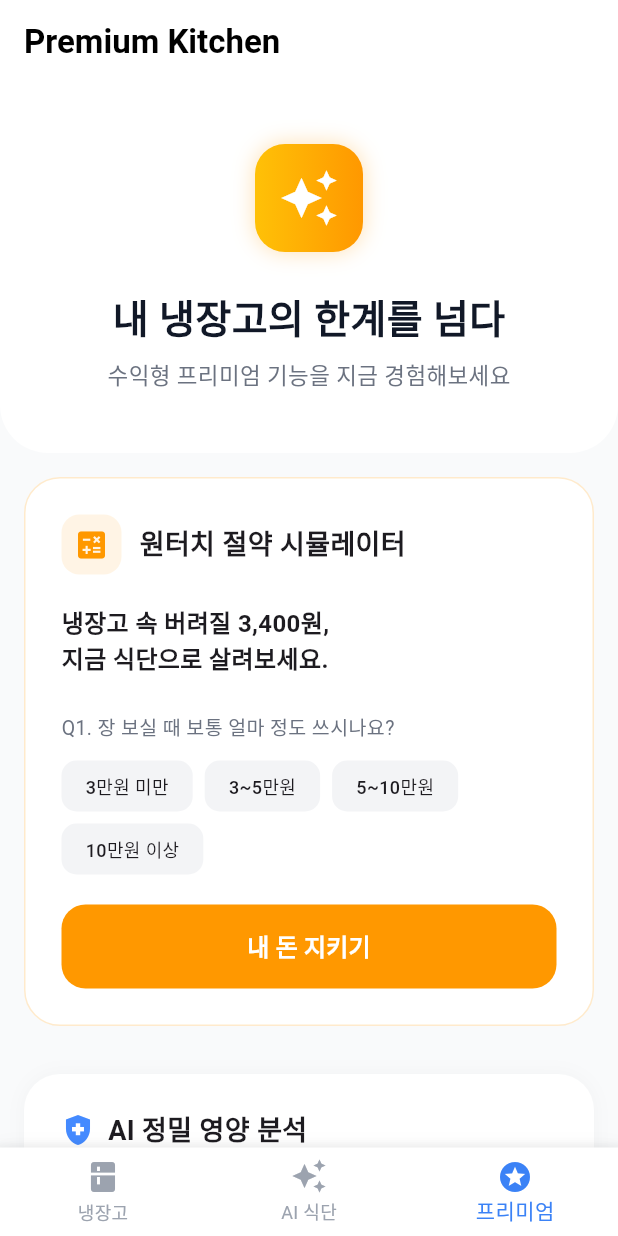
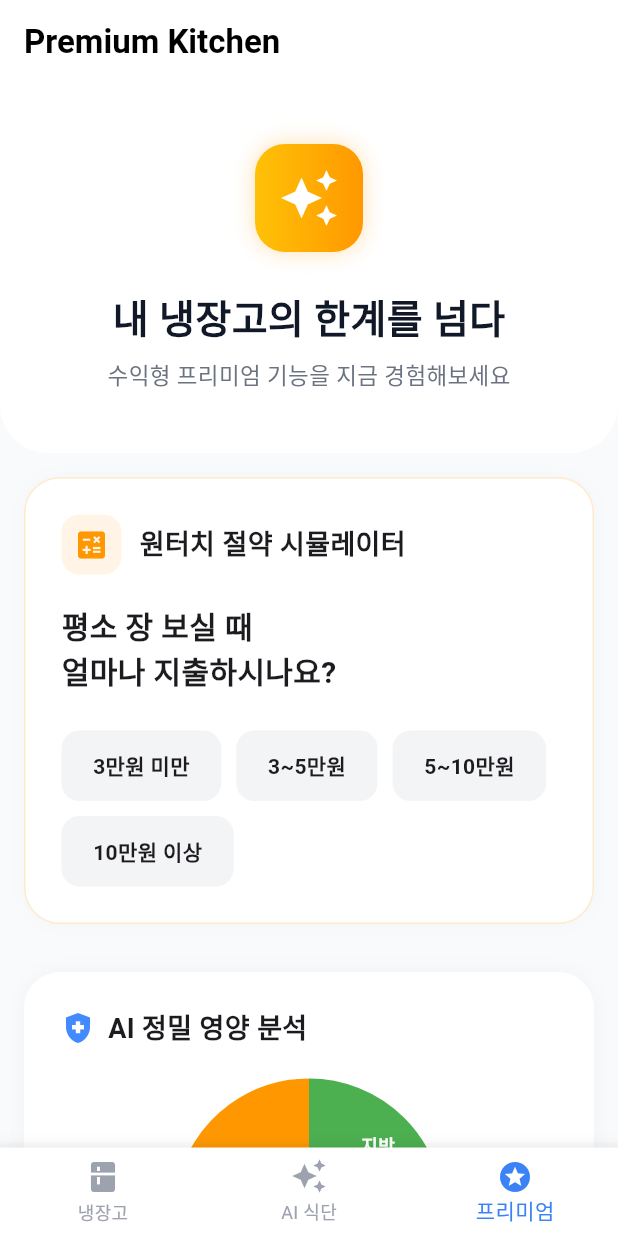
Before and after one commit to milleakamo/fridge_recipe, a Flutter app: the screen it shows after launch, item 3 of the bottom bar chosen, on a phone screen of 412 x 824 dp. Run offline on Flutter 3.47's test engine with Material 3 defaults, Android fonts, the phone set to English and light mode, and no system bars; drawn by our look-alikes of fl_chart, flutter_animate; our stand-ins replace camera, hive, hive_flutter, image_picker; missing offline and left inert: flutter_barcode_scanner, flutter_confetti; accounts and stored records are empty; network calls fail; Roboto replaces fonts that are missing (Pretendard).

Commit message:
feat: v1.1.3 UI update - AI 3-day diet framework & Toss-style savings UI

```diff
--- a/lib/screens/premium_screen.dart
+++ b/lib/screens/premium_screen.dart
@@ -2,8 +2,30 @@ import 'package:flutter/material.dart';
 import 'package:flutter_animate/flutter_animate.dart';
 import 'package:fl_chart/fl_chart.dart';
 
-class PremiumScreen extends StatelessWidget {
+class PremiumScreen extends StatefulWidget {
   const PremiumScreen({Key? key}) : super(key: key);
+
+  @override
+  State<PremiumScreen> createState() => _PremiumScreenState();
+}
+
+class _PremiumScreenState extends State<PremiumScreen> {
+  int _currentStep = 0;
+  String? _selectedBudget;
+  String? _selectedWaste;
+
+  final Map<String, int> _budgetValues = {
+    '3만원 미만': 20000,
+    '3~5만원': 40000,
+    '5~10만원': 75000,
+    '10만원 이상': 150000,
+  };
+
+  final Map<String, double> _wasteRatios = {
+    '거의 없음': 0.05,
+    '조금 있음': 0.2,
+    '절반 이상': 0.5,
+  };
 
   @override
   Widget build(BuildContext context) {
@@ -39,6 +61,7 @@ class PremiumScreen extends StatelessWidget {
         color: Colors.white,
         borderRadius: BorderRadius.circular(24),
         border: Border.all(color: Colors.orange.withOpacity(0.2), width: 1),
+        boxShadow: [BoxShadow(color: Colors.black.withOpacity(0.02), blurRadius: 10)],
       ),
       child: Column(
         crossAxisAlignment: CrossAxisAlignment.start,
@@ -58,82 +81,123 @@ class PremiumScreen extends StatelessWidget {
             ],
           ),
           const SizedBox(height: 20),
-          const Text('냉장고 속 버려질 3,400원,\n지금 식단으로 살려보세요.', style: TextStyle(fontSize: 16, fontWeight: FontWeight.w600, height: 1.4)),
+          if (_currentStep == 0) ...[
+            const Text('평소 장 보실 때\n얼마나 지출하시나요?', style: TextStyle(fontSize: 20, fontWeight: FontWeight.bold, height: 1.4)),
             const SizedBox(height: 24),
-          _buildSimulatorStep('Q1. 장 보실 때 보통 얼마 정도 쓰시나요?', ['3만원 미만', '3~5만원', '5~10만원', '10만원 이상']),
+            _buildOptions(['3만원 미만', '3~5만원', '5~10만원', '10만원 이상'], (val) {
+              setState(() {
+                _selectedBudget = val;
+                _currentStep = 1;
+              });
+            }),
+          ] else if (_currentStep == 1) ...[
+            const Text('일주일 뒤,\n버려지는 재료는 어느 정도인가요?', style: TextStyle(fontSize: 20, fontWeight: FontWeight.bold, height: 1.4)),
+            const SizedBox(height: 24),
+            _buildOptions(['거의 없음', '조금 있음', '절반 이상'], (val) {
+              setState(() {
+                _selectedWaste = val;
+                _currentStep = 2;
+              });
+              _showSavingResultDialog(context);
+            }),
+            TextButton(
+              onPressed: () => setState(() => _currentStep = 0),
+              child: const Text('이전으로', style: TextStyle(color: Colors.grey)),
+            ),
+          ] else ...[
+            const Text('분석이 완료되었습니다.', style: TextStyle(fontSize: 18, fontWeight: FontWeight.bold)),
+            const SizedBox(height: 12),
+            const Text('냉장고 속 숨은 돈을 찾아보세요.', style: TextStyle(color: Colors.grey)),
             const SizedBox(height: 20),
             SizedBox(
               width: double.infinity,
-            height: 56,
-            child: ElevatedButton(
-              onPressed: () {
-                _showSavingResultDialog(context);
-              },
-              style: ElevatedButton.styleFrom(
-                backgroundColor: Colors.orange,
-                foregroundColor: Colors.white,
-                shape: RoundedRectangleBorder(borderRadius: BorderRadius.circular(16)),
-                elevation: 0,
-              ),
-              child: const Text('내 돈 지키기', style: TextStyle(fontSize: 16, fontWeight: FontWeight.bold)),
+              height: 50,
+              child: OutlinedButton(
+                onPressed: () => setState(() => _currentStep = 0),
+                child: const Text('다시 계산하기'),
               ),
             ),
+          ],
         ],
       ),
     ).animate().fadeIn(delay: 100.ms).slideY(begin: 0.1);
   }
 
-  Widget _buildSimulatorStep(String question, List<String> options) {
-    return Column(
-      crossAxisAlignment: CrossAxisAlignment.start,
-      children: [
-        Text(question, style: const TextStyle(fontSize: 13, color: Color(0xFF6B7280))),
-        const SizedBox(height: 12),
-        Wrap(
-          spacing: 8,
-          runSpacing: 8,
-          children: options.map((option) => Container(
-            padding: const EdgeInsets.symmetric(horizontal: 16, vertical: 8),
+  Widget _buildOptions(List<String> options, Function(String) onSelect) {
+    return Wrap(
+      spacing: 10,
+      runSpacing: 10,
+      children: options.map((option) => InkWell(
+        onTap: () => onSelect(option),
+        borderRadius: BorderRadius.circular(12),
+        child: Container(
+          padding: const EdgeInsets.symmetric(horizontal: 20, vertical: 12),
           decoration: BoxDecoration(
             color: const Color(0xFFF3F4F6),
-              borderRadius: BorderRadius.circular(10),
+            borderRadius: BorderRadius.circular(12),
+            border: Border.all(color: Colors.transparent),
           ),
-            child: Text(option, style: const TextStyle(fontSize: 12, fontWeight: FontWeight.w500)),
+          child: Text(option, style: const TextStyle(fontSize: 14, fontWeight: FontWeight.w600)),
+        ),
       )).toList(),
-        ),
-      ],
     );
   }
 
   void _showSavingResultDialog(BuildContext context) {
+    final budget = _budgetValues[_selectedBudget] ?? 0;
+    final ratio = _wasteRatios[_selectedWaste] ?? 0;
+    final monthlyWaste = (budget * ratio * 4.3).toInt();
+    final yearlySaving = (monthlyWaste * 12);
+
     showDialog(
       context: context,
       builder: (context) => AlertDialog(
         shape: RoundedRectangleBorder(borderRadius: BorderRadius.circular(24)),
-        title: const Text('💡 절약 잠재력 분석', style: TextStyle(fontWeight: FontWeight.bold)),
+        title: const Row(
+          children: [
+            Icon(Icons.lightbulb, color: Colors.amber),
+            SizedBox(width: 8),
+            Text('절약 잠재력 분석', style: TextStyle(fontWeight: FontWeight.bold)),
+          ],
+        ),
         content: Column(
           mainAxisSize: MainAxisSize.min,
+          crossAxisAlignment: CrossAxisAlignment.start,
           children: [
-            const Text('투자자님, 한 달에 약 45,000원을 쓰레기통에 버리고 계셨네요.', style: TextStyle(fontSize: 15, height: 1.5)),
+            Text('투자자님, 한 달에 약 ${NumberFormat('#,###').format(monthlyWaste)}원을\n쓰레기통에 버리고 계셨네요.',
+              style: const TextStyle(fontSize: 15, height: 1.5)),
             const SizedBox(height: 20),
             Container(
+              width: double.infinity,
               padding: const EdgeInsets.all(16),
               decoration: BoxDecoration(
                 color: Colors.blue.withOpacity(0.05),
                 borderRadius: BorderRadius.circular(16),
               ),
-              child: const Text('프리미엄 구독 시 연간 120만원 절약 가능', style: TextStyle(color: Colors.blueAccent, fontWeight: FontWeight.bold, fontSize: 13)),
+              child: Column(
+                children: [
+                  const Text('가재 프리미엄 구독 시', style: TextStyle(fontSize: 12, color: Colors.blueAccent)),
+                  const SizedBox(height: 4),
+                  Text('연간 약 ${NumberFormat('#,###').format(yearlySaving)}원 절약 가능',
+                    style: const TextStyle(color: Colors.blueAccent, fontWeight: FontWeight.bold, fontSize: 16)),
+                ],
+              ),
             ),
           ],
         ),
         actions: [
           TextButton(
             onPressed: () => Navigator.pop(context),
-            child: const Text('확인', style: TextStyle(color: Colors.grey)),
+            child: const Text('닫기', style: TextStyle(color: Colors.grey)),
           ),
-          TextButton(
+          ElevatedButton(
             onPressed: () => Navigator.pop(context),
-            child: const Text('프리미엄 혜택 보기', style: TextStyle(fontWeight: FontWeight.bold, color: Colors.orange)),
+            style: ElevatedButton.styleFrom(
+              backgroundColor: Colors.orange,
+              foregroundColor: Colors.white,
+              shape: RoundedRectangleBorder(borderRadius: BorderRadius.circular(12)),
+            ),
+            child: const Text('프리미엄 혜택 보기'),
           ),
         ],
       ),
```
Also changed, not shown: lib/screens/diet_screen.dart (+224 -228 lines), lib/screens/home_screen.dart (+9 -2 lines), 2 other files. Lines whose indentation alone changed are shown as unchanged.
